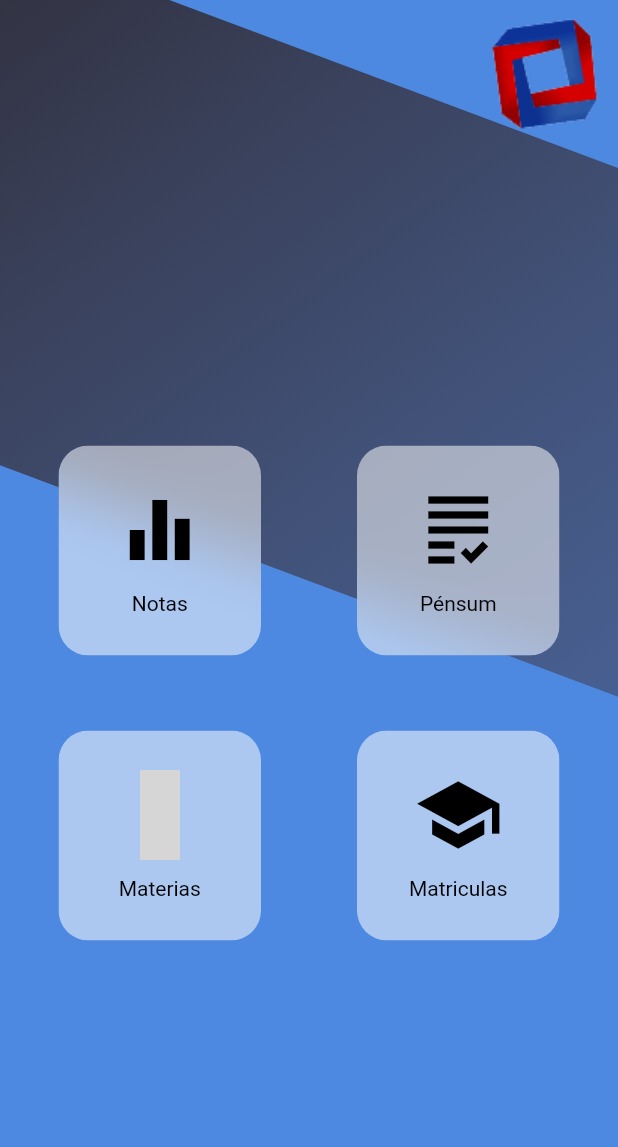
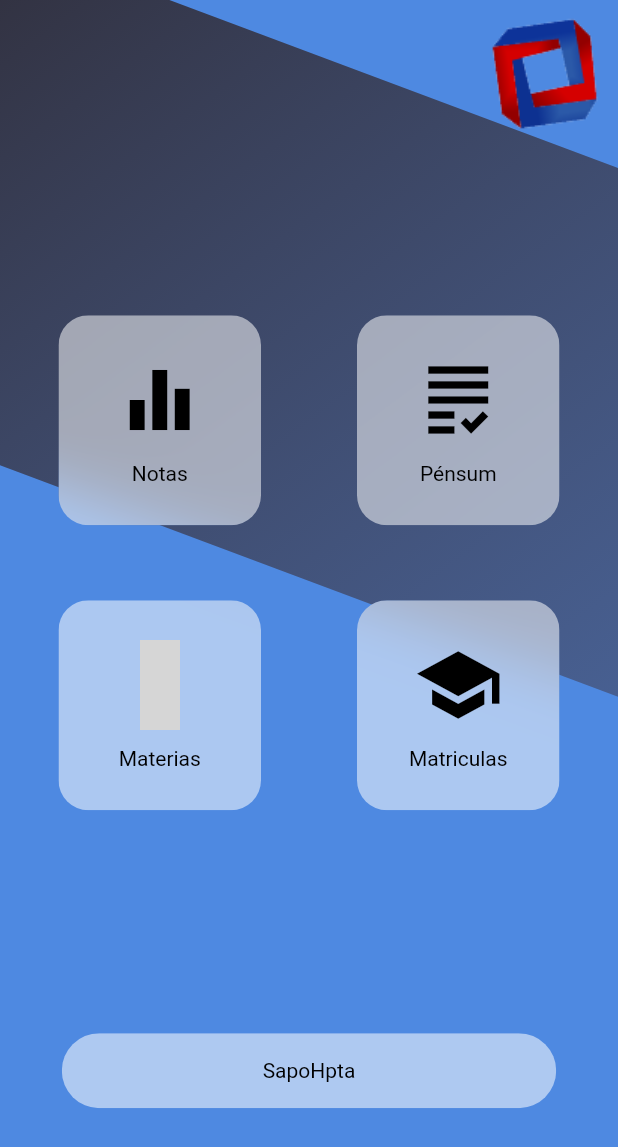
Before and after one commit to XzzIsor/Simca_Movil-Deprecated, a Flutter app: the HomeScreen screen opened by its route, on a phone screen of 412 x 824 dp. Shown: the top 1147 px of the screen. Run offline on Flutter 3.47's test engine with Material 2 defaults, Android fonts, the phone set to English and light mode, and no system bars; our stand-ins replace flutter_bloc, rxdart; statements that could not run were skipped; grey boxes are pictures that could not be loaded.

Commit message:
simca_0.1.2
Co-authored-by: Esteban R <XzzIsor@users.noreply.github.com>

```diff
--- a/lib/Widgets/UI/Buttons/ExpandedButton.dart
+++ b/lib/Widgets/UI/Buttons/ExpandedButton.dart
@@ -1,4 +1,6 @@
 import 'package:flutter/material.dart';
+
+import 'dart:ui';
 
 class ExpandedButton extends StatefulWidget {
   ExpandedButton({Key key}) : super(key: key);
@@ -10,6 +12,22 @@ class ExpandedButton extends StatefulWidget {
 class _ExpandedButtonState extends State<ExpandedButton> {
   @override
   Widget build(BuildContext context) {
-    return Container();
+    final size = MediaQuery.of(context).size;
+    return Container(
+      margin: EdgeInsets.only(top: size.height*0.15),
+      color: Colors.transparent,
+      width: size.width*0.8,
+      height: 50.0,
+      child: ClipRRect(
+        borderRadius: BorderRadius.circular(25.0),
+        child: BackdropFilter(
+          filter: ImageFilter.blur(sigmaX: 20, sigmaY: 20),
+          child: Container(
+            child: Center(child: Text("SapoHpta", style: TextStyle(color: Colors.black))),
+            color: Colors.white54,
+          ),
+        )
+      )
+    );
   }
 }
--- a/lib/screens/HomeScreen/ButtonsSection.dart
+++ b/lib/screens/HomeScreen/ButtonsSection.dart
@@ -1,4 +1,5 @@
 import 'package:flutter/material.dart';
+import 'package:images/Widgets/UI/Buttons/ExpandedButton.dart';
 import 'package:images/Widgets/UI/Buttons/MenuButton.dart';
 
 class ButtonsSection extends StatelessWidget {
@@ -17,6 +18,7 @@ class ButtonsSection extends StatelessWidget {
           children: [
             MenuButton(title: "Materias", icon: Icons.class__outlined, backgroundColor: Colors.transparent,) ,
             MenuButton(title: "Matriculas", icon: Icons.school, backgroundColor: Colors.transparent)]),
+          ExpandedButton(),
         ],
       ),
     );
```
